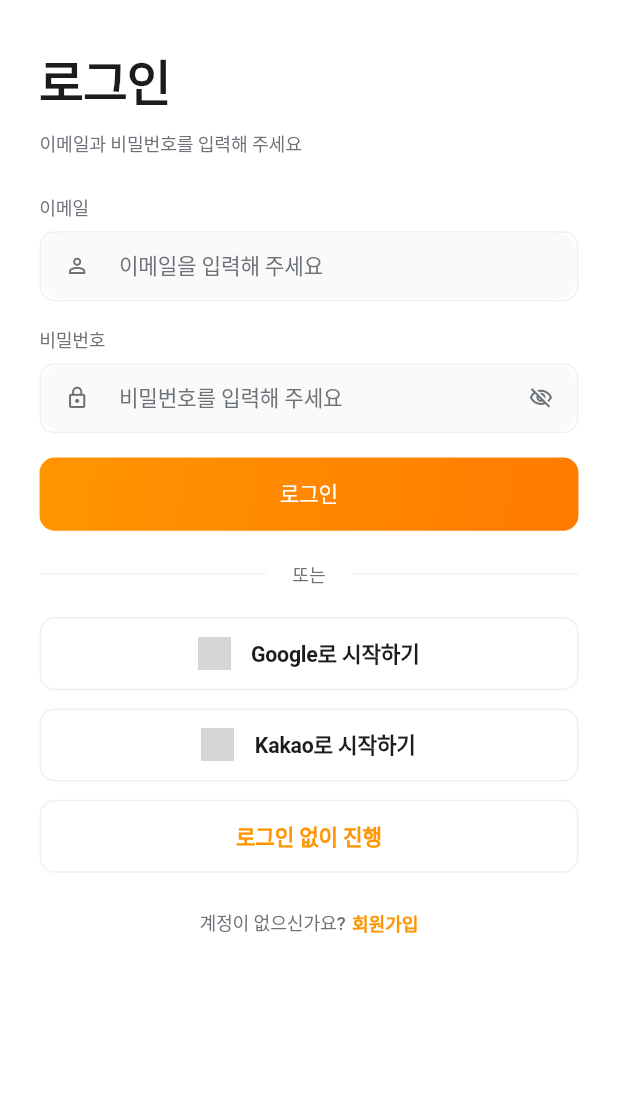
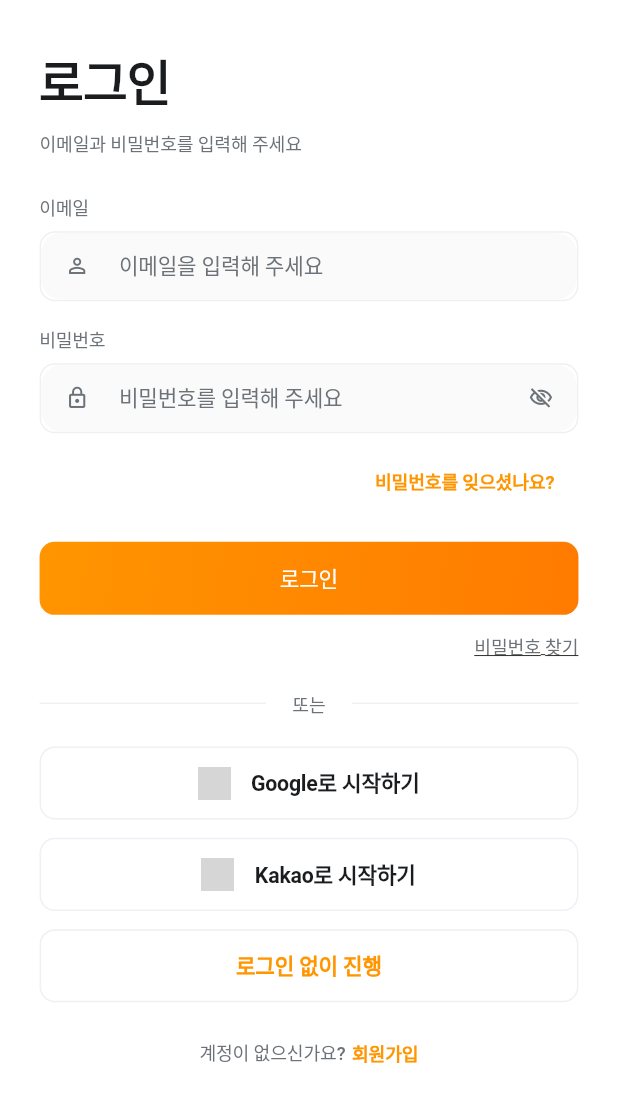
Before and after one commit to ggorockee/ojeomneo, a Flutter app: the screen it shows after launch, on a phone screen of 412 x 824 dp. Shown: the top 1102 px of the screen. Run offline on Flutter 3.47's test engine with Material 3 defaults, Android fonts, the phone set to English and light mode, and no system bars; our stand-ins replace cached_network_image, device_info_plus, flutter_colorpicker, flutter_screenutil, google_mobile_ads, package_info_plus and 1 more; Roboto replaces fonts that are missing (Pretendard); grey boxes are pictures that could not be loaded.

Commit message:
fix: 로그인 화면 overflow 문제 수정
- LayoutBuilder와 ConstrainedBox로 레이아웃 구조 개선
- 참고 화면 구조 반영 (비밀번호 필드 아래 비밀번호 찾기 링크 추가)
- SingleChildScrollView로 스크롤 가능하도록 수정
- 화면 크기에 관계없이 안정적으로 표시되도록 개선

```diff
--- a/mobile/lib/screens/login_screen.dart
+++ b/mobile/lib/screens/login_screen.dart
@@ -87,8 +87,15 @@ class _LoginScreenState extends State<LoginScreen> {
     return Scaffold(
       backgroundColor: Colors.white,
       body: SafeArea(
-        child: SingleChildScrollView(
+        child: LayoutBuilder(
+          builder: (context, constraints) {
+            return SingleChildScrollView(
               padding: EdgeInsets.symmetric(horizontal: 24.w),
+              child: ConstrainedBox(
+                constraints: BoxConstraints(
+                  minHeight: constraints.maxHeight,
+                ),
+                child: IntrinsicHeight(
                   child: Column(
                     crossAxisAlignment: CrossAxisAlignment.start,
                     children: [
@@ -112,10 +119,37 @@ class _LoginScreenState extends State<LoginScreen> {
                       // 비밀번호 입력 필드
                       _buildPasswordField(),
 
+                      SizedBox(height: 8.h),
+
+                      // 비밀번호 찾기 (비밀번호 필드 바로 아래)
+                      Align(
+                        alignment: Alignment.centerRight,
+                        child: TextButton(
+                          onPressed: () {
+                            // TODO: 비밀번호 찾기 화면으로 이동
+                            _showMessage('비밀번호 찾기는 준비 중입니다.');
+                          },
+                          child: Text(
+                            '비밀번호를 잊으셨나요?',
+                            style: TextStyle(
+                              fontSize: 12.sp,
+                              fontWeight: FontWeight.w600,
+                              color: AppTheme.primaryColor,
+                              letterSpacing: -0.12,
+                            ),
+                          ),
+                        ),
+                      ),
+
                       SizedBox(height: 16.h),
 
                       // 로그인 버튼
                       _buildLoginButton(),
+
+                      SizedBox(height: 12.h),
+
+                      // 비밀번호 찾기 링크
+                      _buildForgotPasswordLink(),
 
                       SizedBox(height: 20.h),
 
@@ -139,6 +173,10 @@ class _LoginScreenState extends State<LoginScreen> {
                       SizedBox(height: 32.h),
                     ],
                   ),
+                ),
+              ),
+            );
+          },
         ),
       ),
     );
@@ -508,6 +546,29 @@ class _LoginScreenState extends State<LoginScreen> {
     );
   }
 
+  // 비밀번호 찾기 링크
+  Widget _buildForgotPasswordLink() {
+    return Align(
+      alignment: Alignment.centerRight,
+      child: GestureDetector(
+        onTap: () {
+          // TODO: 비밀번호 찾기 화면으로 이동
+          _showMessage('비밀번호 찾기는 준비 중입니다.');
+        },
+        child: Text(
+          '비밀번호 찾기',
+          style: TextStyle(
+            fontSize: 12.sp,
+            fontWeight: FontWeight.w500,
+            color: const Color(0xFF6C7278),
+            letterSpacing: -0.12,
+            decoration: TextDecoration.underline,
+          ),
+        ),
+      ),
+    );
+  }
+
   // 회원가입 링크
   Widget _buildSignUpLink() {
     return Center(
```
Lines whose indentation alone changed are shown as unchanged.
